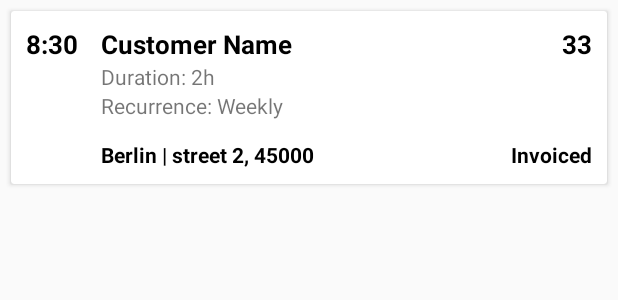
After one commit to saberelharti/tiger_facility_cd, an Android app: the layout recyclerview_job_item.xml on its own in the app's theme, with its tools: preview values and no code run, on a phone screen of 412 x 824 dp. The commit adds this screen. Shown: the top 300 px of the screen. Run offline under Robolectric (Android 15) with nearby library versions, the phone set to English and light mode, and no system bars.

Commit message:
Add xml layout for recyclerview

```diff
--- a/app/build.gradle
+++ b/app/build.gradle
@@ -28,6 +28,9 @@ dependencies {
     // Dependencies variables
     def room_version = '2.2.1'
     def lifecycle_version = "2.1.0"
+    def recyclerview_version = "1.0.0"
+    def cardview_version = "1.0.0"
+
 
 
     // Default
@@ -40,6 +43,11 @@ dependencies {
     androidTestImplementation 'androidx.test:runner:1.2.0'
     androidTestImplementation 'androidx.test.espresso:espresso-core:3.2.0'
 
+
+    // CardView and RecyclerView
+    implementation "androidx.cardview:cardview:$cardview_version"
+    implementation "androidx.recyclerview:recyclerview:$recyclerview_version"
+
     // Room
     implementation "androidx.room:room-runtime:$room_version"
     annotationProcessor "androidx.room:room-compiler:$room_version"
--- a/app/src/main/java/com/oreodroid/codingchallenge/persistence/JobRoomDatabase.kt
+++ b/app/src/main/java/com/oreodroid/codingchallenge/persistence/JobRoomDatabase.kt
@@ -9,7 +9,7 @@ import com.oreodroid.codingchallenge.models.Job
 @Database(entities = [Job::class], version = 1, exportSchema = false)
 abstract class JobRoomDatabase: RoomDatabase() {
 
-    abstract fun JobRoomDatabase(): JobDao
+    abstract fun jobDao(): JobDao
 
     companion object {
 
--- a/app/src/main/java/com/oreodroid/codingchallenge/viewmodels/JobViewModel.kt
+++ b/app/src/main/java/com/oreodroid/codingchallenge/viewmodels/JobViewModel.kt
@@ -14,7 +14,7 @@ class JobViewModel(application: Application): AndroidViewModel(application) {
     private val allJobs: LiveData<List<Job>>
 
     init {
-        val jobDao = JobRoomDatabase.getDatabaseInstance(application).JobRoomDatabase()
+        val jobDao = JobRoomDatabase.getDatabaseInstance(application).jobDao()
         repository = JobRepository(jobDao)
         allJobs = repository.allJobs
     }
--- a/app/src/main/res/layout/activity_main.xml
+++ b/app/src/main/res/layout/activity_main.xml
@@ -7,10 +7,10 @@
         android:layout_height="match_parent"
         tools:context=".MainActivity">
 
-    <TextView
-            android:layout_width="wrap_content"
-            android:layout_height="wrap_content"
-            android:text="Hello World!"
+    <androidx.recyclerview.widget.RecyclerView
+            android:layout_width="match_parent"
+            android:layout_height="match_parent"
+            tools:listitem="@layout/recyclerview_job_item"
             app:layout_constraintBottom_toBottomOf="parent"
             app:layout_constraintLeft_toLeftOf="parent"
             app:layout_constraintRight_toRightOf="parent"
--- /dev/null
+++ b/app/src/main/res/layout/recyclerview_job_item.xml
@@ -0,0 +1,100 @@
+<?xml version="1.0" encoding="utf-8"?>
+<androidx.cardview.widget.CardView
+        xmlns:android="http://schemas.android.com/apk/res/android"
+        android:layout_width="match_parent"
+        android:layout_height="wrap_content"
+        android:layout_margin="7dp">
+
+
+    <RelativeLayout xmlns:android="http://schemas.android.com/apk/res/android"
+                    android:layout_width="match_parent"
+                    android:layout_height="wrap_content"
+                    android:padding="10dp">
+
+        <TextView
+                android:id="@+id/orderTime"
+                android:layout_width="wrap_content"
+                android:layout_height="wrap_content"
+                android:text="8:30"
+                android:textColor="@android:color/black"
+                android:textStyle="bold"
+                android:textSize="17dp"
+                android:layout_marginRight="15dp"
+                android:layout_marginEnd="15dp"
+                android:layout_alignParentStart="true"
+                android:layout_alignParentLeft="true"
+                android:layout_alignParentTop="true"/>
+
+        <TextView
+                android:id="@+id/customerName"
+                android:layout_width="wrap_content"
+                android:layout_height="wrap_content"
+                android:text="Customer Name"
+                android:textColor="@android:color/black"
+                android:textStyle="bold"
+                android:textSize="17dp"
+                android:layout_toEndOf="@+id/orderTime"
+                android:layout_toRightOf="@+id/orderTime"
+                android:layout_alignParentTop="true"/>
+
+        <TextView
+                android:layout_width="wrap_content"
+                android:layout_height="wrap_content"
+                android:text="33"
+                android:textColor="@android:color/black"
+                android:textStyle="bold"
+                android:textSize="17dp"
+                android:layout_alignParentEnd="true"
+                android:layout_alignParentRight="true"
+                android:layout_alignParentTop="true"/>
+
+        <TextView
+                android:id="@+id/duration"
+                android:layout_width="wrap_content"
+                android:layout_height="wrap_content"
+                android:text="Duration: 2h"
+                android:layout_toEndOf="@+id/orderTime"
+                android:layout_toRightOf="@+id/orderTime"
+                android:layout_below="@+id/customerName"/>
+
+        <TextView
+                android:id="@+id/recurrence"
+                android:layout_width="wrap_content"
+                android:layout_height="wrap_content"
+                android:text="Recurrence: Weekly"
+                android:layout_marginBottom="13dp"
+                android:layout_toEndOf="@+id/orderTime"
+                android:layout_toRightOf="@+id/orderTime"
+                android:layout_below="@+id/duration"/>
+
+        <TextView
+                android:id="@+id/location"
+                android:layout_width="match_parent"
+                android:layout_height="wrap_content"
+                android:text="Berlin | street 2, 45000"
+                android:textColor="@android:color/black"
+                android:textStyle="bold"
+                android:ellipsize="end"
+                android:layout_marginEnd="10dp"
+                android:layout_marginRight="10dp"
+                android:layout_toStartOf="@+id/status"
+                android:layout_toLeftOf="@+id/status"
+                android:layout_toEndOf="@+id/orderTime"
+                android:layout_toRightOf="@+id/orderTime"
+                android:layout_below="@+id/recurrence"/>
+
+
+        <TextView
+                android:id="@+id/status"
+                android:layout_width="wrap_content"
+                android:layout_height="wrap_content"
+                android:text="Invoiced"
+                android:textColor="@android:color/black"
+                android:textStyle="bold"
+                android:layout_below="@+id/recurrence"
+                android:layout_alignParentEnd="true"
+                android:layout_alignParentRight="true"/>
+
+    </RelativeLayout>
+
+</androidx.cardview.widget.CardView>
```
